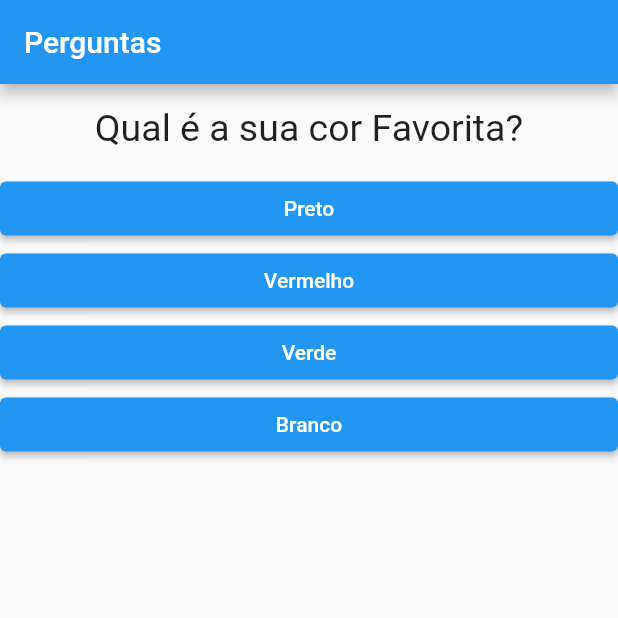
After one commit to jeffersondias-dev/curso_dart_flutter, a Flutter app: the screen it shows after launch, on a phone screen of 412 x 824 dp, the top half of it. The commit adds this screen. Run offline on Flutter 3.47's test engine with Material 2 defaults, Android fonts, the phone set to English and light mode, and no system bars.

Commit message:
create class Questionario

```diff
--- a/projeto_perguntas/lib/main.dart
+++ b/projeto_perguntas/lib/main.dart
@@ -1,6 +1,5 @@
 import 'package:flutter/material.dart';
-import 'package:projeto_perguntas/questao.dart';
-import 'package:projeto_perguntas/respostas.dart';
+import 'package:projeto_perguntas/questionario.dart';
 import 'package:projeto_perguntas/resultado.dart';
 
 main() {
@@ -30,6 +29,10 @@ class _PerguntaAppState extends State<PerguntaApp> {
 
   var _perguntaSelecionada = 0;
 
+  bool get temPerguntaSelecionada {
+    return _perguntaSelecionada < _perguntas.length;
+  }
+
   /// _responder() is a function that is called when the user clicks on the button. It checks if there is
   /// a question selected, and if there is, it increments the _perguntaSelecionada variable by 1
   void _responder() {
@@ -42,36 +45,19 @@ class _PerguntaAppState extends State<PerguntaApp> {
 
   /// A getter that returns true if the _perguntaSelecionada is less than the length of the _perguntas
   /// list.
-  bool get temPerguntaSelecionada {
-    return _perguntaSelecionada < _perguntas.length;
-  }
 
   @override
   Widget build(BuildContext context) {
-    /// A ternary operator that checks if there is a question selected, and if there is, it returns the
-    /// list of answers of the question selected, otherwise it returns the list of answers of the first
-    /// question.
-    List<String> respostas = temPerguntaSelecionada
-        ? _perguntas[_perguntaSelecionada].cast()['respostas']
-        : _perguntas[0].cast()['respostas'];
-
-    /// Creating a list of widgets, where each widget is a Resposta widget, and each Resposta widget has
-    /// a text and a function.
-    List<Widget> widgets =
-        respostas.map((element) => Resposta(element, _responder)).toList();
-
     return MaterialApp(
       home: Scaffold(
         appBar: AppBar(
           title: const Text('Perguntas'),
         ),
         body: temPerguntaSelecionada
-            ? Column(
-                children: [
-                  Questao(_perguntas[_perguntaSelecionada]['texto'].toString()),
-                  ...widgets,
-                ],
-              )
+            ? Questionario(
+                perguntas: _perguntas,
+                perguntaSelecionada: _perguntaSelecionada,
+                responder: _responder)
             : const Resultado('Parabéns Jovem'),
       ),
     );
--- /dev/null
+++ b/projeto_perguntas/lib/questionario.dart
@@ -0,0 +1,33 @@
+import 'package:flutter/material.dart';
+import 'package:projeto_perguntas/questao.dart';
+import 'package:projeto_perguntas/respostas.dart';
+
+class Questionario extends StatelessWidget {
+  final List<Map<String, Object>> perguntas;
+  final int perguntaSelecionada;
+  final void Function() responder;
+
+  Questionario({
+    required this.perguntas,
+    required this.perguntaSelecionada,
+    required this.responder,
+  });
+
+  bool get temPerguntaSelecionada {
+    return perguntaSelecionada < perguntas.length;
+  }
+
+  @override
+  Widget build(BuildContext context) {
+    List<String> respostas = temPerguntaSelecionada
+        ? perguntas[perguntaSelecionada].cast()['respostas']
+        : perguntas[0].cast()['respostas'];
+
+    return Column(
+      children: [
+        Questao(perguntas[perguntaSelecionada]['texto'].toString()),
+        ...respostas.map((element) => Resposta(element, responder)).toList(),
+      ],
+    );
+  }
+}
```
